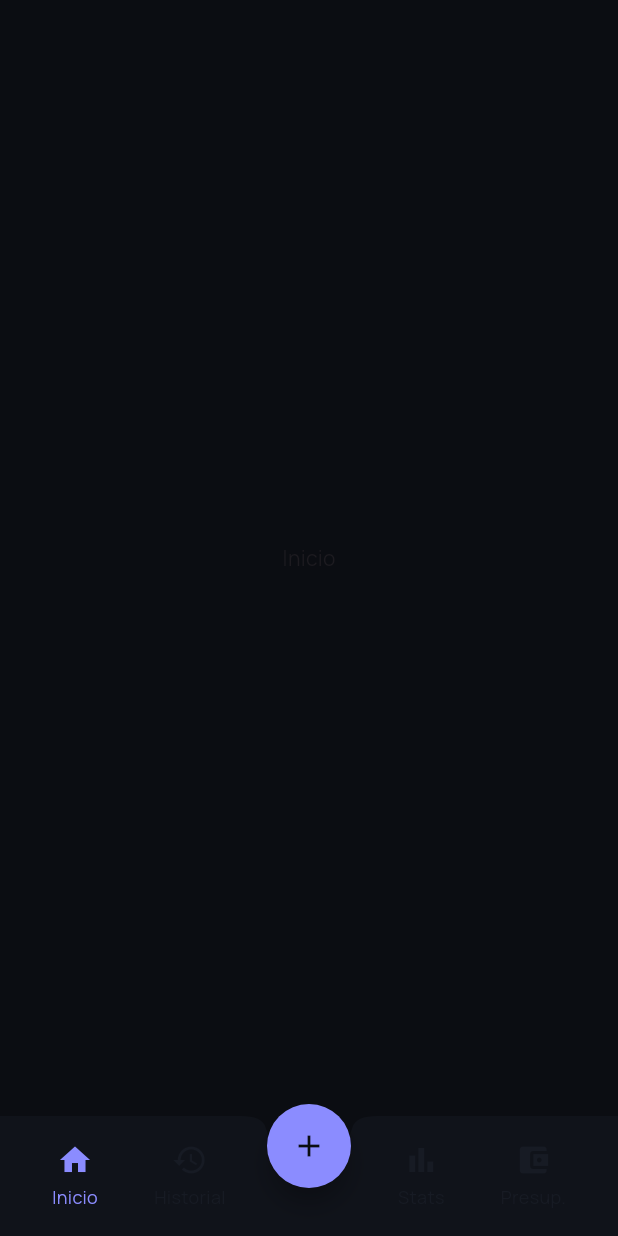
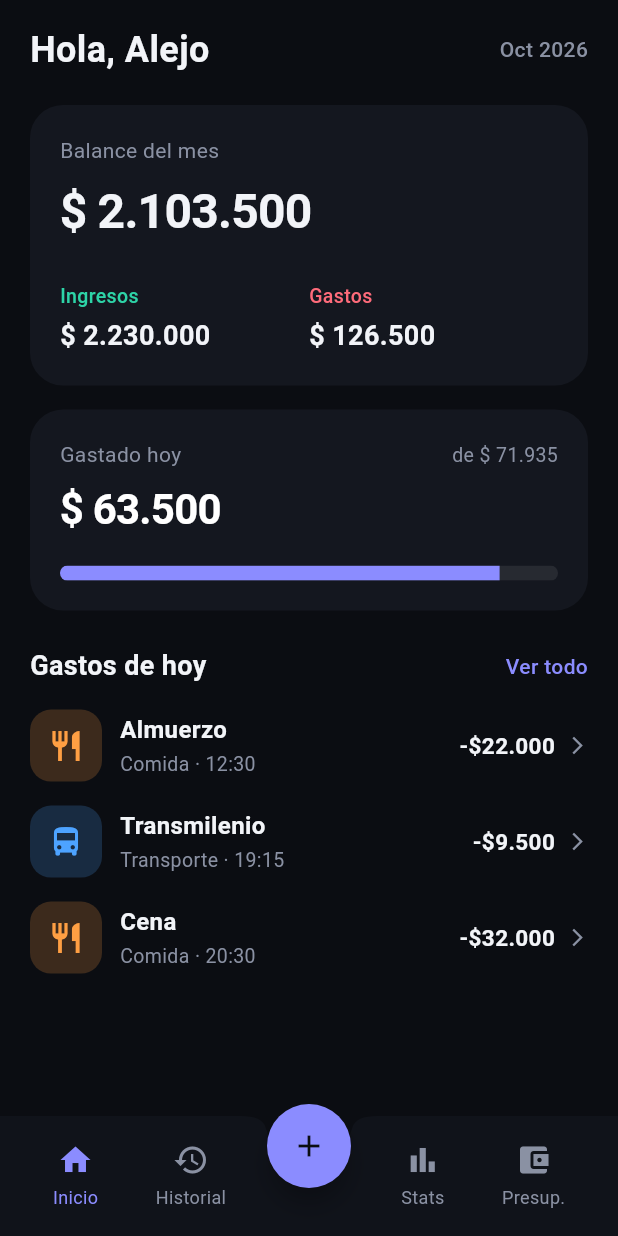
Before and after one commit to SergioAlejandroM/MiBolsillo, a Flutter app: the screen it shows after launch, on a phone screen of 412 x 824 dp. Run offline on Flutter 3.47's test engine with Material 3 defaults, Android fonts, the phone set to English and light mode, and no system bars; our stand-ins replace google_fonts.

Commit message:
feat: Implementacion de Inicio Screen con susrespectivos widgets y muestra funcional con datos de prueba

```diff
--- a/lib/main.dart
+++ b/lib/main.dart
@@ -1,15 +1,17 @@
 import 'package:flutter/material.dart';
+import 'package:intl/date_symbol_data_local.dart';
 import 'package:mibolsillo/screens/estructura.dart';
 import 'package:mibolsillo/theme/tema.dart';
 
-void main() {
+Future<void> main() async {
+  WidgetsFlutterBinding.ensureInitialized();
+  await initializeDateFormatting('es'); // sin esto, DateFormat(..., 'es') falla
   runApp(const MyApp());
 }
 
 class MyApp extends StatelessWidget {
   const MyApp({super.key});
 
-  // This widget is the root of your application.
   @override
   Widget build(BuildContext context) {
     return MaterialApp(
--- /dev/null
+++ b/lib/models/categoria.dart
@@ -0,0 +1,35 @@
+import 'package:flutter/material.dart';
+
+import 'tipo.dart';
+
+class Categoria{
+  final int ? id;
+  final String nombre;
+  final Tipo tipo;
+  final Color color;
+
+  Categoria({
+    this.id,
+    required this.nombre,
+    required this.tipo,
+    required this.color
+  });
+
+  Map<String, dynamic> toMap(){
+    return{
+      'id': id,
+      'nombre': nombre,
+      'tipo': tipo.name,
+      'color': color.toARGB32()
+    };
+  }
+
+  factory Categoria.fromMap(Map<String, dynamic> map){
+    return Categoria(
+      id: map['id'],
+      nombre: map['nombre'],
+      tipo: Tipo.values.byName(map['tipo'] as String),
+      color: Color(map['color'] as int)
+    );
+  }
+}
--- /dev/null
+++ b/lib/models/metodo_pago.dart
@@ -0,0 +1,6 @@
+enum MetodoPago{
+  efectivo,
+  tarjeta,
+  debito,
+  transferencia
+}
--- /dev/null
+++ b/lib/models/presupuesto.dart
@@ -0,0 +1,34 @@
+import '../utils/fechas.dart';
+
+class Presupuesto {
+  final int ? id;
+  final int categoriaId;
+  final int montoLimite;
+  final DateTime fechaPresupuesto;
+
+  Presupuesto({
+    this.id,
+    required this.categoriaId,
+    required this.montoLimite,
+    required this.fechaPresupuesto,
+  });
+
+
+  Map<String, dynamic> toMap(){
+    return{
+      'id': id,
+      'categoria_id': categoriaId,
+      'monto_limite': montoLimite,
+      'fecha_presupuesto': primerDiaMes(fechaPresupuesto).toIso8601String()
+    };
+  }
+
+  factory Presupuesto.fromMap(Map<String, dynamic> map){
+    return Presupuesto(
+      id: map['id'],
+      categoriaId: map['categoria_id'],
+      montoLimite: (map['monto_limite'] as num).toInt(),
+      fechaPresupuesto: primerDiaMes(DateTime.parse(map['fecha_presupuesto'] as String))
+    );
+  }
+}
--- /dev/null
+++ b/lib/models/tipo.dart
@@ -0,0 +1,4 @@
+enum Tipo{
+  ingreso,
+  gasto
+}
--- /dev/null
+++ b/lib/models/transaccion.dart
@@ -0,0 +1,47 @@
+import 'package:mibolsillo/models/metodo_pago.dart';
+
+import 'tipo.dart';
+
+class Transaccion {
+  final int ? id;
+  final int monto;
+  final Tipo tipo;
+  final MetodoPago metodoPago;
+  final int categoriaId;
+  final DateTime fecha;
+  final String concepto;
+
+  Transaccion({
+    this.id,
+    required this.monto,
+    required this.tipo,
+    required this.metodoPago,
+    required this.categoriaId,
+    required this.fecha,
+    required this.concepto
+  });
+
+  Map<String, dynamic> toMap(){
+    return{
+      'id': id,
+      'monto': monto,
+      'tipo': tipo.name,
+      'metodo_pago': metodoPago.name,
+      'categoria_id': categoriaId,
+      'fecha': fecha.toIso8601String(),
+      'concepto': concepto
+    };
+  }
+
+  factory Transaccion.fromMap(Map<String, dynamic> map){
+    return Transaccion(
+      id: map['id'],
+      monto: (map['monto'] as num).toInt(),
+      tipo: Tipo.values.byName(map['tipo'] as String),
+      metodoPago: MetodoPago.values.byName(map['metodo_pago'] as String),
+      categoriaId: map['categoria_id'],
+      fecha: DateTime.parse(map['fecha'] as String),
+      concepto: map['concepto']
+    );
+  }
+}
--- a/lib/screens/estructura.dart
+++ b/lib/screens/estructura.dart
@@ -1,4 +1,5 @@
 import 'package:flutter/material.dart';
+import 'package:mibolsillo/screens/inicio_screen.dart';
 import 'package:mibolsillo/screens/prueba.dart';
 import 'package:mibolsillo/theme/colores.dart';
 
@@ -18,10 +19,10 @@ class _EstructuraState extends State<Estructura> {
       body: IndexedStack(
         index: _selectedIndex,
         children: const [
-          Center(child: Text('Inicio')),
-          Center(child: Text('Historial')),
-          Center(child: Text('Stats')),
-          Center(child: Text('Presup.')),
+          InicioScreen(),
+          Center(child: Text('Historial', style: TextStyle(color: texto))),
+          Center(child: Text('Stats', style: TextStyle(color: texto))),
+          Center(child: Text('Presup.', style: TextStyle(color: texto))),
         ],
       ),
       floatingActionButton: Transform.translate(
@@ -31,16 +32,13 @@ class _EstructuraState extends State<Estructura> {
           onPressed: () {
             Navigator.push(
               context,
-              MaterialPageRoute(
-                builder: (context) => const Prueba()
-              )
+              MaterialPageRoute(builder: (context) => const Prueba()),
             );
           },
           backgroundColor: acento,
           child: const Icon(Icons.add, color: fondo),
         ),
       ),
-
       floatingActionButtonLocation: FloatingActionButtonLocation.centerDocked,
       bottomNavigationBar: BottomAppBar(
         shape: const CircularNotchedRectangle(),
@@ -53,7 +51,7 @@ class _EstructuraState extends State<Estructura> {
             children: [
               _navItem(Icons.home, 'Inicio', 0),
               _navItem(Icons.history, 'Historial', 1),
-              const SizedBox(width: 40), // espacio para el botón central
+              const SizedBox(width: 40),
               _navItem(Icons.bar_chart, 'Stats', 2),
               _navItem(Icons.account_balance_wallet, 'Presup.', 3),
             ],
@@ -65,26 +63,17 @@ class _EstructuraState extends State<Estructura> {
 
   Widget _navItem(IconData icon, String label, int index) {
     final bool selected = _selectedIndex == index;
+    final Color color = selected ? acento : textoApagado; // antes: inactivo
 
     return GestureDetector(
-      onTap: () {
-        setState(() {
-          _selectedIndex = index;
-        });
-      },
+      onTap: () => setState(() => _selectedIndex = index),
       child: Column(
         mainAxisSize: MainAxisSize.min,
         mainAxisAlignment: MainAxisAlignment.center,
         children: [
-          Icon(icon, color: selected ? acento : inactivo),
+          Icon(icon, color: color),
           const SizedBox(height: 4),
-          Text(
-            label,
-            style: TextStyle(
-              color: selected ? acento : inactivo,
-              fontSize: 12,
-            ),
-          ),
+          Text(label, style: TextStyle(color: color, fontSize: 12)),
         ],
       ),
     );
--- /dev/null
+++ b/lib/screens/inicio_screen.dart
@@ -0,0 +1,120 @@
+import 'package:flutter/material.dart';
+import 'package:intl/intl.dart';
+import 'package:mibolsillo/models/categoria.dart';
+import 'package:mibolsillo/models/tipo.dart';
+import 'package:mibolsillo/models/transaccion.dart';
+import 'package:mibolsillo/theme/colores.dart';
+import 'package:mibolsillo/utils/datos_ejemplo.dart';
+import 'package:mibolsillo/widgets/fila_transaccion.dart';
+import 'package:mibolsillo/widgets/tarjeta_balance.dart';
+import 'package:mibolsillo/widgets/tarjeta_meta_diaria.dart';
+
+class InicioScreen extends StatelessWidget {
+  const InicioScreen({super.key});
+
+  bool _esDelMes(Transaccion tx, DateTime hoy) =>
+      tx.fecha.year == hoy.year && tx.fecha.month == hoy.month;
+
+  bool _esDeHoy(Transaccion tx, DateTime hoy) =>
+      _esDelMes(tx, hoy) && tx.fecha.day == hoy.day;
+
+  int _sumar(Iterable<Transaccion> lista) =>
+      lista.fold(0, (suma, tx) => suma + tx.monto);
+
+  Categoria _categoriaDe(int id) => categorias.firstWhere((c) => c.id == id);
+
+  // TODO: el ícono pasará a guardarse en la categoría (fase de Categorías)
+  IconData _iconoDe(int categoriaId) {
+    return switch (categoriaId) {
+      1 => Icons.restaurant,
+      2 => Icons.directions_bus,
+      _ => Icons.attach_money,
+    };
+  }
+
+  @override
+  Widget build(BuildContext context) {
+    final hoy = DateTime.now(); // una sola vez, para que todo sea coherente
+
+    final delMes = transacciones.where((tx) => _esDelMes(tx, hoy)).toList();
+    final ingresos = _sumar(delMes.where((tx) => tx.tipo == Tipo.ingreso));
+    final gastos = _sumar(delMes.where((tx) => tx.tipo == Tipo.gasto));
+    final balance = ingresos - gastos;
+
+    final gastosHoy = transacciones
+        .where((tx) => tx.tipo == Tipo.gasto && _esDeHoy(tx, hoy))
+        .toList();
+    final gastadoHoy = _sumar(gastosHoy);
+
+    final diasDelMes = DateTime(hoy.year, hoy.month + 1, 0).day;
+    final limiteDiario = (ingresos / diasDelMes).round();
+    final progreso = limiteDiario == 0 ? 0.0 : gastadoHoy / limiteDiario;
+
+    final mes = toBeginningOfSentenceCase(DateFormat('MMM yyyy', 'es').format(hoy));
+
+    return SafeArea(
+      child: Padding(
+        padding: const EdgeInsets.symmetric(horizontal: 20, vertical: 16),
+        child: ListView(
+          children: [
+            Row(
+              mainAxisAlignment: MainAxisAlignment.spaceBetween,
+              children: [
+                const Text(
+                  'Hola, Alejo',
+                  style: TextStyle(color: texto, fontSize: 24, fontWeight: FontWeight.bold),
+                ),
+                Text(
+                  mes,
+                  style: const TextStyle(color: textoApagado, fontSize: 14, fontWeight: FontWeight.w500),
+                ),
+              ],
+            ),
+            const SizedBox(height: 20),
+            TarjetaBalance(balance: balance, ingresos: ingresos, gastos: gastos),
+            const SizedBox(height: 16),
+            TarjetaMetaDiaria(
+              gastado: gastadoHoy,
+              limite: limiteDiario,
+              progreso: progreso.clamp(0.0, 1.0),
+            ),
+            const SizedBox(height: 24),
+            Row(
+              mainAxisAlignment: MainAxisAlignment.spaceBetween,
+              children: [
+                const Text(
+                  'Gastos de hoy',
+                  style: TextStyle(color: texto, fontSize: 18, fontWeight: FontWeight.bold),
+                ),
+                GestureDetector(
+                  onTap: () {}, // TODO: ir a Historial
+                  child: const Text(
+                    'Ver todo',
+                    style: TextStyle(color: acento, fontSize: 14, fontWeight: FontWeight.w500),
+                  ),
+                ),
+              ],
+            ),
+            const SizedBox(height: 16),
+            if (gastosHoy.isEmpty)
+              const Padding(
+                padding: EdgeInsets.symmetric(vertical: 24),
+                child: Text(
+                  'No hay gastos registrados hoy.',
+                  style: TextStyle(color: textoApagado),
+                ),
+              )
+            else
+              ...gastosHoy.map(
+                (tx) => FilaTransaccion(
+                  transaccion: tx,
+                  categoria: _categoriaDe(tx.categoriaId),
+                  icono: _iconoDe(tx.categoriaId),
+                ),
+              ),
+          ],
+        ),
+      ),
+    );
+  }
+}
--- a/lib/theme/tema.dart
+++ b/lib/theme/tema.dart
@@ -11,6 +11,5 @@ class Tema {
       seedColor: acento,
       brightness: Brightness.dark,
     ),
-    textTheme: GoogleFonts.manropeTextTheme() as TextTheme?,
   );
 }
--- /dev/null
+++ b/lib/utils/datos_ejemplo.dart
@@ -0,0 +1,39 @@
+import 'package:mibolsillo/models/categoria.dart';
+import 'package:mibolsillo/models/metodo_pago.dart';
+import 'package:mibolsillo/models/tipo.dart';
+import 'package:mibolsillo/models/transaccion.dart';
+import 'package:mibolsillo/theme/colores.dart';
+
+final Categoria comida = Categoria(id: 1, nombre: 'Comida', tipo: Tipo.gasto, color: naranja);
+final Categoria transporte = Categoria(id: 2, nombre: 'Transporte', tipo: Tipo.gasto, color: azul);
+final Categoria dinero = Categoria(id: 3, nombre: 'Dinero', tipo: Tipo.ingreso, color: ingreso);
+
+final List<Categoria> categorias = [comida, transporte, dinero];
+
+final DateTime ahora = DateTime.now();
+
+/// Fecha de hace [dias] días a la hora indicada.
+DateTime _hace(int dias, int hora, int minuto) =>
+    DateTime(ahora.year, ahora.month, ahora.day - dias, hora, minuto);
+
+final List<Transaccion> transacciones = [
+  // El salario cae el día 1, así siempre es del mes actual
+  Transaccion(id: 1, monto: 2230000, tipo: Tipo.ingreso, metodoPago: MetodoPago.transferencia,
+      categoriaId: 3, fecha: DateTime(ahora.year, ahora.month, 1, 10, 30), concepto: 'Salario'),
+
+  // Hoy
+  Transaccion(id: 2, monto: 22000, tipo: Tipo.gasto, metodoPago: MetodoPago.efectivo,
+      categoriaId: 1, fecha: _hace(0, 12, 30), concepto: 'Almuerzo'),
+  Transaccion(id: 3, monto: 9500, tipo: Tipo.gasto, metodoPago: MetodoPago.tarjeta,
+      categoriaId: 2, fecha: _hace(0, 19, 15), concepto: 'Transmilenio'),
+  Transaccion(id: 4, monto: 32000, tipo: Tipo.gasto, metodoPago: MetodoPago.debito,
+      categoriaId: 1, fecha: _hace(0, 20, 30), concepto: 'Cena'),
+
+  // Días anteriores (cuentan para el mes, no para "hoy")
+  Transaccion(id: 5, monto: 8500, tipo: Tipo.gasto, metodoPago: MetodoPago.efectivo,
+      categoriaId: 1, fecha: _hace(1, 8, 10), concepto: 'Desayuno'),
+  Transaccion(id: 6, monto: 9500, tipo: Tipo.gasto, metodoPago: MetodoPago.tarjeta,
+      categoriaId: 2, fecha: _hace(1, 18, 40), concepto: 'Transmilenio'),
+  Transaccion(id: 7, monto: 45000, tipo: Tipo.gasto, metodoPago: MetodoPago.debito,
+      categoriaId: 1, fecha: _hace(3, 17, 0), concepto: 'Mercado'),
+];
--- /dev/null
+++ b/lib/utils/fechas.dart
@@ -0,0 +1,3 @@
+DateTime primerDiaMes(DateTime fecha){
+  return DateTime(fecha.year, fecha.month, 1);
+}
--- /dev/null
+++ b/lib/utils/formato_dinero.dart
@@ -0,0 +1,14 @@
+import 'package:intl/intl.dart';
+import 'package:mibolsillo/models/tipo.dart';
+
+final NumberFormat _miles = NumberFormat.decimalPattern('es_CO');
+
+String formatoMoneda(int monto) {
+  final signo = monto < 0 ? '-' : '';
+  return '$signo\$ ${_miles.format(monto.abs())}';
+}
+
+String formatoDinero(int monto, Tipo tipo) {
+  final signo = tipo == Tipo.ingreso ? '+' : '-';
+  return '$signo\$${_miles.format(monto)}';
+}
--- /dev/null
+++ b/lib/widgets/burbuja_categoria.dart
@@ -0,0 +1,31 @@
+import 'package:flutter/material.dart';
+
+class BurbujaCategoria extends StatelessWidget {
+  const BurbujaCategoria({
+    super.key,
+    required this.icon,
+    required this.colorFondo,
+    required this.colorIcono,
+  });
+
+  final IconData icon;
+  final Color colorFondo;
+  final Color colorIcono;
+
+  @override
+  Widget build(BuildContext context) {
+    return Container(
+      width: 48,
+      height: 48,
+      decoration: BoxDecoration(
+        color: colorFondo.withValues(alpha: 0.2), // Fondo sutil basado en el color de la categoría
+        borderRadius: BorderRadius.circular(14),
+      ),
+      child: Icon(
+        icon,
+        color: colorIcono,
+        size: 24,
+      ),
+    );
+  }
+}
--- /dev/null
+++ b/lib/widgets/fila_transaccion.dart
@@ -0,0 +1,83 @@
+import 'package:flutter/material.dart';
+import 'package:intl/intl.dart';
+import 'package:mibolsillo/models/tipo.dart';
+import 'package:mibolsillo/models/categoria.dart';
+import 'package:mibolsillo/models/transaccion.dart';
+import 'package:mibolsillo/theme/colores.dart';
+import 'package:mibolsillo/utils/formato_dinero.dart';
+import 'package:mibolsillo/widgets/burbuja_categoria.dart';
+
+class FilaTransaccion extends StatelessWidget {
+  const FilaTransaccion({
+    super.key,
+    required this.transaccion,
+    required this.categoria,
+    required this.icono,
+  });
+
+  final Transaccion transaccion;
+  final Categoria categoria;
+  final IconData icono;
+
+  @override
+  Widget build(BuildContext context) {
+    final String hora = DateFormat('HH:mm').format(transaccion.fecha);
+
+    final String montoTexto = formatoDinero(transaccion.monto, transaccion.tipo);
+
+    return Padding(
+      padding: const EdgeInsets.only(bottom: 16.0),
+      child: Row(
+        children: [
+          BurbujaCategoria(
+            icon: icono,
+            colorFondo: categoria.color,
+            colorIcono: categoria.color,
+          ),
+          const SizedBox(width: 12),
+          Expanded(
+            child: Column(
+              crossAxisAlignment: CrossAxisAlignment.start,
+              children: [
+                Text(
+                  transaccion.concepto,
+                  style: const TextStyle(
+                    color: texto,
+                    fontSize: 16,
+                    fontWeight: FontWeight.w600,
+                  ),
+                ),
+                const SizedBox(height: 2),
+                Text(
+                  '${categoria.nombre} · $hora',
+                  style: const TextStyle(
+                    color: textoApagado,
+                    fontSize: 13,
+                  ),
+                ),
+              ],
+            ),
+          ),
+          Row(
+            children: [
+              Text(
+                montoTexto,
+                style: TextStyle(
+                  color: transaccion.tipo == Tipo.ingreso ? ingreso : texto,
+                  fontSize: 15,
+                  fontWeight: FontWeight.bold,
+                ),
+              ),
+              const SizedBox(width: 8),
+              const Icon(
+                Icons.arrow_forward_ios,
+                color: textoApagado,
+                size: 14,
+              ),
+            ],
+          ),
+        ],
+      ),
+    );
+  }
+}
--- /dev/null
+++ b/lib/widgets/tarjeta_balance.dart
@@ -0,0 +1,103 @@
+import 'package:flutter/material.dart';
+import 'package:mibolsillo/theme/colores.dart';
+import 'package:mibolsillo/utils/formato_dinero.dart';
+
+class TarjetaBalance extends StatelessWidget{
+
+  const TarjetaBalance({super.key, required this.balance, required this.ingresos, required this.gastos});
+
+  final int balance;
+  final int ingresos;
+  final int gastos;
+
+  @override
+  Widget build(BuildContext context) {
+    return Container(
+      width: double.infinity,
+      padding: const EdgeInsets.all(20),
+      decoration: BoxDecoration(
+        color: tarjeta, // Tu color de fondo oscuro
+        borderRadius: BorderRadius.circular(22),
+      ),
+      child: Column(
+        crossAxisAlignment: CrossAxisAlignment.start, // Alinea el contenedio a la izquierda
+        mainAxisSize: MainAxisSize.min,
+        children: [
+          const Text(
+            'Balance del mes',
+            style: TextStyle(
+              color: textoApagado,
+              fontSize: 14,
+            ),
+          ),
+          const SizedBox(height: 8),
+
+          Text(
+            formatoMoneda(balance as int),
+            style: const TextStyle(
+              color: texto,
+              fontSize: 32,
+              fontWeight: FontWeight.bold,
+              letterSpacing: -0.5,
+            ),
+          ),
+          const SizedBox(height: 24),
+
+          Row(
+            children: [
+              Expanded(
+                child: Column(
+                  crossAxisAlignment: CrossAxisAlignment.start,
+                  children: [
+                    const Text(
+                      'Ingresos',
+                      style: TextStyle(
+                        color: ingreso,
+                        fontSize: 13,
+                        fontWeight: FontWeight.w500,
+                      ),
+                    ),
+                    const SizedBox(height: 4),
+                    Text(
+                      formatoMoneda(ingresos as int),
+                      style: const TextStyle(
+                        color: texto,
+                        fontSize: 18,
+                        fontWeight: FontWeight.bold,
+                      ),
+                    ),
+                  ],
+                ),
+              ),
+
+              Expanded(
+                child: Column(
+                  crossAxisAlignment: CrossAxisAlignment.start,
+                  children: [
+                    const Text(
+                      'Gastos',
+                      style: TextStyle(
+                        color: gasto,
+                        fontSize: 13,
+                        fontWeight: FontWeight.w500,
+                      ),
+                    ),
+                    const SizedBox(height: 4),
+                    Text(
+                      formatoMoneda(gastos as int),
+                      style: const TextStyle(
+                        color: texto,
+                        fontSize: 18,
+                        fontWeight: FontWeight.bold,
+                      ),
+                    ),
+                  ],
+                ),
+              ),
+            ],
+          ),
+        ],
+      ),
+    );
+  }
+}
--- /dev/null
+++ b/lib/widgets/tarjeta_meta_diaria.dart
@@ -0,0 +1,87 @@
+import 'package:flutter/material.dart';
+import 'package:mibolsillo/theme/colores.dart';
+import 'package:mibolsillo/utils/formato_dinero.dart';
+
+class TarjetaMetaDiaria extends StatelessWidget{
+  const TarjetaMetaDiaria({
+    super.key,
+    required this.gastado,
+    required this.limite,
+    required this.progreso,
+  });
+
+  final int gastado;
+  final int limite;
+  final double progreso;
+
+  @override
+  Widget build(BuildContext context) {
+
+    final Color colorBarra = progreso >= 1.0
+    ? gasto
+    : progreso >= 0.9
+        ? naranja
+        : acento;
+
+    return Container(
+      width: double.infinity,
+      padding: const EdgeInsets.all(20),
+      decoration: BoxDecoration(
+        color: tarjeta, // Color de fondo de la tarjeta
+        borderRadius: BorderRadius.circular(22),
+      ),
+      child: Column(
+        crossAxisAlignment: CrossAxisAlignment.start,
+        mainAxisSize: MainAxisSize.min,
+        children: [
+          // Fila superior: "Gastado hoy" y "de $ 60.000"
+          Row(
+            mainAxisAlignment: MainAxisAlignment.spaceBetween,
+            crossAxisAlignment: CrossAxisAlignment.baseline,
+            textBaseline: TextBaseline.alphabetic,
+            children: [
+              const Text(
+                'Gastado hoy',
+                style: TextStyle(
+                  color: textoApagado,
+                  fontSize: 14,
+                ),
+              ),
+              Text(
+                'de ${formatoMoneda(limite as int)}',
+                style: const TextStyle(
+                  color: textoApagado,
+                  fontSize: 13,
+                ),
+              ),
+            ],
+          ),
+          const SizedBox(height: 6),
+
+          // Monto gastado actual
+          Text(
+            formatoMoneda(gastado as int),
+            style: const TextStyle(
+              color: Colors.white,
+              fontSize: 28,
+              fontWeight: FontWeight.bold,
+              letterSpacing: -0.5,
+            ),
+          ),
+          const SizedBox(height: 18),
+
+          // Barra de progreso con esquinas redondeadas usando ClipRRect
+          ClipRRect(
+            borderRadius: BorderRadius.circular(10),
+            child: LinearProgressIndicator(
+              value: progreso, // Ejemplo: 0.8 (el porcentaje completado)
+              minHeight: 10,   // Grosor de la barra
+              backgroundColor: Colors.white.withValues(alpha: 0.08), // Color de la parte vacía (fondo oscuro sutil)
+              valueColor: AlwaysStoppedAnimation<Color>(colorBarra), // Color morado/acento de la barra
+            ),
+          ),
+        ],
+      ),
+    );
+  }
+}
```
